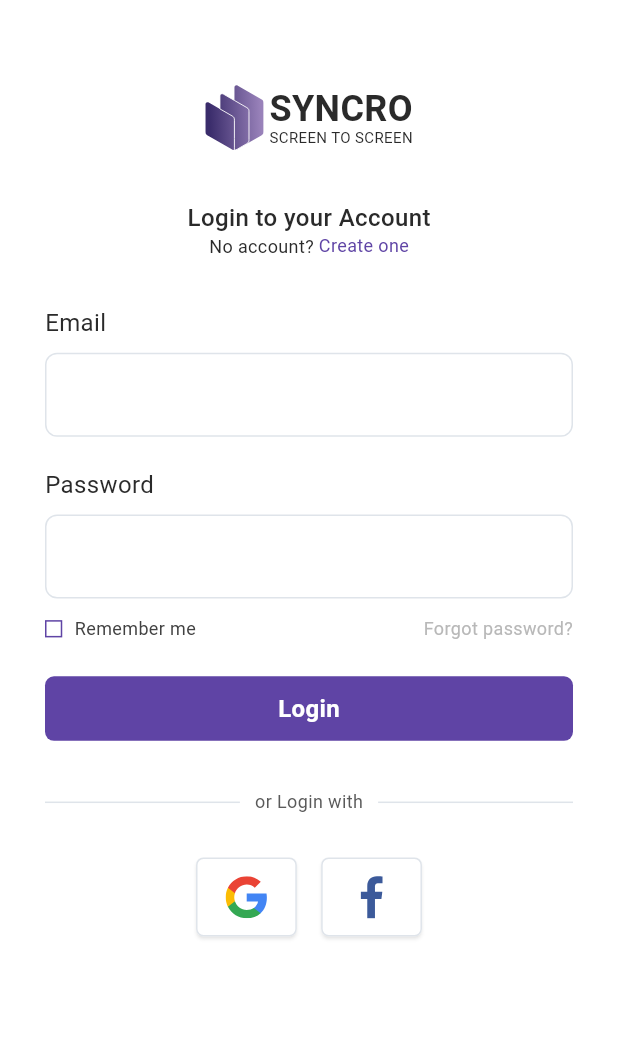
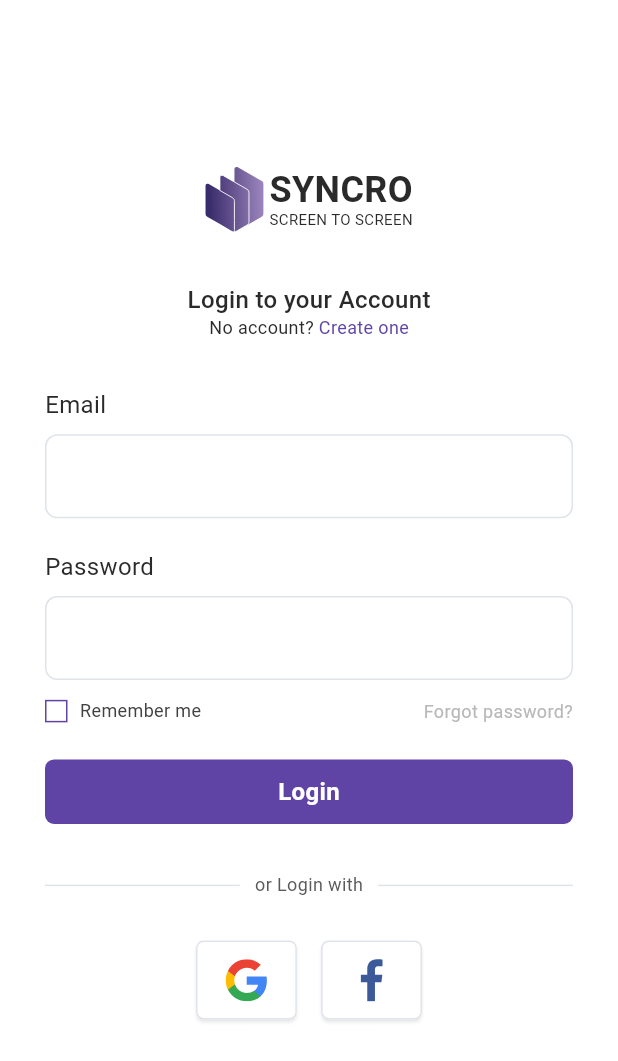
Before and after one commit to bilal-1235/SYNCRO, a Flutter app: the screen it shows after launch, on a phone screen of 412 x 824 dp. Shown: the top 1061 px of the screen. Run offline on Flutter 3.47's test engine with Material 3 defaults, Android fonts, the phone set to English and light mode, and no system bars; our stand-ins replace flutter_riverpod, flutter_svg.

Commit message:
auth_screen

```diff
--- a/lib/main.dart
+++ b/lib/main.dart
@@ -1,7 +1,8 @@
 import 'package:flutter/material.dart';
-import 'package:syncro/views/auth/login/login_screen.dart';
+import 'package:syncro/routes/routes.dart';
+import 'core/const/app_colors.dart';
+import 'package:flutter_riverpod/flutter_riverpod.dart';
 
-import 'core/const/app_colors.dart';
 
 void main() {
   runApp(const MyApp());
@@ -13,7 +14,8 @@ class MyApp extends StatelessWidget {
   // This widget is the root of your application.
   @override
   Widget build(BuildContext context) {
-    return MaterialApp(
+    return ProviderScope(
+      child: MaterialApp(
         title: 'Flutter Demo',
         theme: ThemeData(
           scaffoldBackgroundColor: AppColors.bgColor,
@@ -22,7 +24,9 @@ class MyApp extends StatelessWidget {
             backgroundColor: AppColors.bgColor,
           )
         ),
-      home: LoginScreen() ,
+          routes: Routes.routes,
+          initialRoute: Routes.loginPage
+      ),
     );
   }
 }
--- /dev/null
+++ b/lib/routes/routes.dart
@@ -0,0 +1,19 @@
+
+
+
+import 'package:flutter/material.dart';
+import 'package:syncro/views/auth/login/login_screen.dart';
+import 'package:syncro/views/auth/singup/signup_screen.dart';
+
+class Routes {
+
+  // ---------- auth screen routes -------------
+  static const String loginPage = 'login';
+  static const String signupPage = 'signup';
+
+
+  static final routes = <String, Widget Function(BuildContext)>{
+    loginPage: (context) => LoginScreen(),
+    signupPage: (context) => SignupScreen(),
+  };
+}
--- a/lib/views/auth/login/login_screen.dart
+++ b/lib/views/auth/login/login_screen.dart
@@ -1,21 +1,23 @@
 import 'package:flutter/material.dart';
+import 'package:flutter_riverpod/flutter_riverpod.dart';
 import 'package:syncro/core/const/app_colors.dart';
+import 'package:syncro/providers/auth_providers/login_provider.dart';
+import 'package:syncro/routes/routes.dart';
 import 'package:syncro/widgets/custom_button.dart';
 import 'package:syncro/widgets/custom_sized.dart';
 import 'package:syncro/widgets/custom_textfield.dart';
 import 'package:syncro/widgets/tesxt_widgets.dart';
-
 import '../widgets/auth_options.dart';
+import '../widgets/divider_row.dart';
 import '../widgets/logo_widget.dart';
 
 
-class LoginScreen extends StatelessWidget {
+class LoginScreen extends  ConsumerWidget {
   const LoginScreen({super.key});
 
   @override
-  Widget build(BuildContext context) {
-    var emailController = TextEditingController();
-    var passwordController = TextEditingController();
+  Widget build(BuildContext context,WidgetRef ref) {
+    var login = ref.watch(loginProvider.notifier);
     return Scaffold(
       appBar: AppBar(),
       body: SingleChildScrollView(
@@ -23,20 +25,26 @@ class LoginScreen extends StatelessWidget {
         child: Column(
           crossAxisAlignment: CrossAxisAlignment.center,
           children: [
+            Sized(height: 0.066,),
             LogoWidget(),
             Sized(height: 0.04,),
             mediumText(title: 'Login to your Account',fontSize: 16,fontWeight: FontWeight.w500),
-            Row(
+            GestureDetector(
+              onTap: (){
+                Navigator.pushReplacementNamed(context, Routes.signupPage);
+              },
+              child: Row(
                 mainAxisAlignment: MainAxisAlignment.center,
                 children: [
                   smallText(title: 'No account? ',height:0.4),
                   smallText(title: 'Create one',color: AppColors.primaryColor),
                 ]
               ),
+            ),
             Sized(height: 0.04,),
-            CustomTextField(controller: emailController, title: 'Email', hintText: 'email@gamil.com', validate: (value){}),
+            CustomTextField(controller: login.emailController, title: 'Email', hintText: 'email@gamil.com', validate: (value){}),
             Sized(height: 0.025,),
-            CustomTextField(controller: passwordController, title: 'Password', hintText: '*************', validate: (value){},isPassword: true,obscureText: true,),
+            CustomTextField(controller: login.passwordController, title: 'Password', hintText: '*************', validate: (value){},isPassword: true,obscureText: true,),
             Sized(height: 0.016,),
             Row(
               mainAxisAlignment: MainAxisAlignment.spaceBetween,
@@ -44,12 +52,25 @@ class LoginScreen extends StatelessWidget {
               children: [
                 Row(
                   children: [
-                    Container(
-                      height: 11.5,
-                      width: 11.5,
+                   Consumer(
+                       builder: (context,provider,_){
+                         var data = provider.watch(loginProvider.select((state)=> state.rememberMe));
+                         return  InkWell(
+                           onTap: (){
+                             provider.read(loginProvider.notifier).rememberMe();
+                           },
+                           child: Container(
+                             alignment: Alignment.center,
+                             height: 15,
+                             width: 15,
                              decoration: BoxDecoration(
+                               color: data == true ? AppColors.primaryColor : AppColors.bgColor,
                                  border: Border.all(color: AppColors.primaryColor,)
                              ),
+                             child: data == true ? Icon(Icons.check ,color: AppColors.bgColor,size: 14,) :Sized(),
+                           ),
+                         );
+                       }
                    ),
                     Sized(width: 0.02,),
                     smallText(title: 'Remember me',color: AppColors.secondaryTextColor),
@@ -61,15 +82,7 @@ class LoginScreen extends StatelessWidget {
             Sized(height: 0.03,),
             CustomButton(title: 'Login' , onTap: (){}),
             Sized(height: 0.04,),
-            Row(
-              children: [
-                Expanded(child: Divider(color: AppColors.strokeColor,)),
-                Container(
-                  margin: EdgeInsets.symmetric(horizontal: 10),
-                    child: smallText(title: 'or Login with',color: AppColors.tertiaryTextColor)),
-                Expanded(child: Divider(color: AppColors.strokeColor,)),
-              ],
-            ),
+            DividerRow(title: 'or Login with',),
             Sized(height: 0.03,),
             AuthOptionsWidget(),
           ],
--- /dev/null
+++ b/lib/views/auth/widgets/divider_row.dart
@@ -0,0 +1,27 @@
+
+
+import 'package:flutter/material.dart';
+
+import '../../../core/const/app_colors.dart';
+import '../../../widgets/tesxt_widgets.dart';
+
+class DividerRow extends StatelessWidget {
+  final String title;
+  const DividerRow({
+    super.key,
+    required this.title,
+  });
+
+  @override
+  Widget build(BuildContext context) {
+    return Row(
+      children: [
+        Expanded(child: Divider(color: AppColors.strokeColor,)),
+        Container(
+            margin: EdgeInsets.symmetric(horizontal: 10),
+            child: smallText(title: title,color: AppColors.tertiaryTextColor)),
+        Expanded(child: Divider(color: AppColors.strokeColor,)),
+      ],
+    );
+  }
+}
```
Also changed, not shown: lib/providers/auth_providers/login_provider.dart (added, +32 -0 lines), lib/providers/auth_providers/signup_provider.dart (added, +32 -0 lines), lib/views/auth/singup/signup_screen.dart (added, +69 -0 lines). Lines whose indentation alone changed are shown as unchanged.
